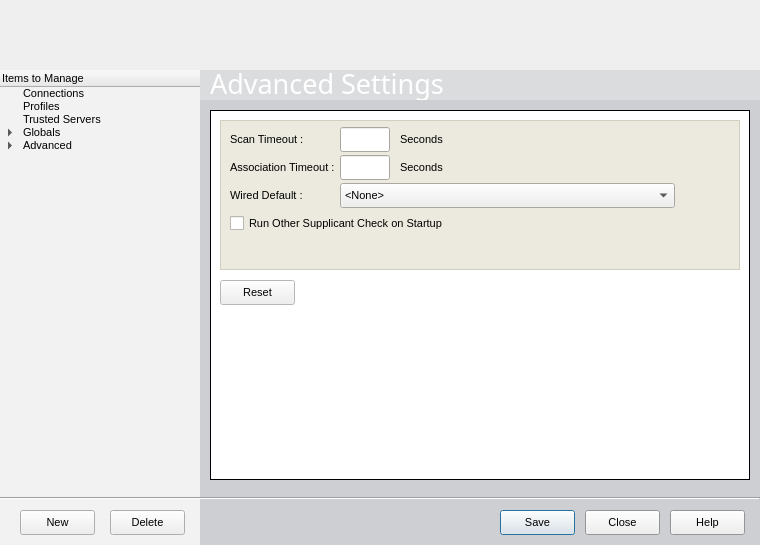
This is xsupplicant-ui/Skins/Default/ConfigWindow.ui in Zero3K/xsupplicant as Qt 5 draws it before an edit. The edited form follows.
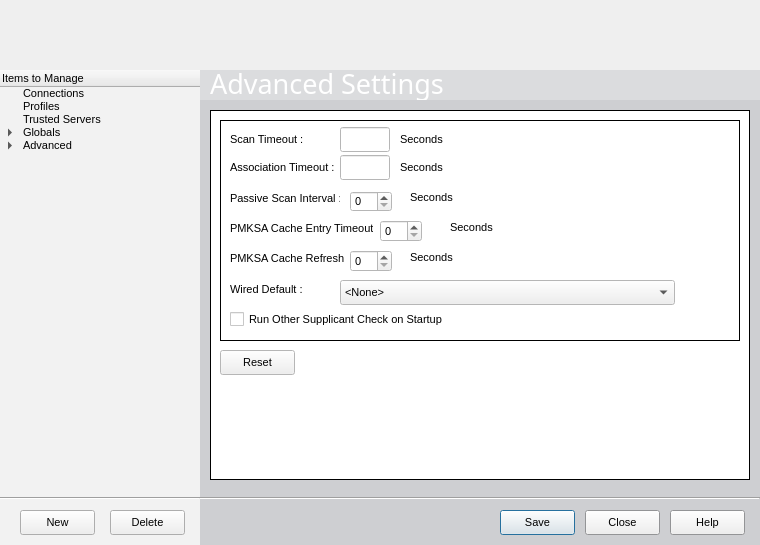
This is the edited form. The open tabs and pages were chosen to show the change. Icons and pictures are not drawn.

```diff
--- a/xsupplicant-ui/Skins/Default/ConfigWindow.ui
+++ b/xsupplicant-ui/Skins/Default/ConfigWindow.ui
@@ -12841,7 +12841,7 @@
          <x>10</x>
          <y>10</y>
          <width>520</width>
-         <height>150</height>
+         <height>221</height>
         </rect>
        </property>
        <property name="minimumSize" >
@@ -12852,97 +12852,13 @@
        </property>
        <property name="palette" >
         <palette>
-         <active>
-          <colorrole role="WindowText" >
-           <brush brushstyle="SolidPattern" >
-            <color alpha="255" >
-             <red>208</red>
-             <green>208</green>
-             <blue>191</blue>
-            </color>
-           </brush>
-          </colorrole>
-          <colorrole role="Base" >
-           <brush brushstyle="SolidPattern" >
-            <color alpha="255" >
-             <red>255</red>
-             <green>255</green>
-             <blue>255</blue>
-            </color>
-           </brush>
-          </colorrole>
-          <colorrole role="Window" >
-           <brush brushstyle="SolidPattern" >
-            <color alpha="255" >
-             <red>236</red>
-             <green>234</green>
-             <blue>223</blue>
-            </color>
-           </brush>
-          </colorrole>
-         </active>
-         <inactive>
-          <colorrole role="WindowText" >
-           <brush brushstyle="SolidPattern" >
-            <color alpha="255" >
-             <red>208</red>
-             <green>208</green>
-             <blue>191</blue>
-            </color>
-           </brush>
-          </colorrole>
-          <colorrole role="Base" >
-           <brush brushstyle="SolidPattern" >
-            <color alpha="255" >
-             <red>255</red>
-             <green>255</green>
-             <blue>255</blue>
-            </color>
-           </brush>
-          </colorrole>
-          <colorrole role="Window" >
-           <brush brushstyle="SolidPattern" >
-            <color alpha="255" >
-             <red>236</red>
-             <green>234</green>
-             <blue>223</blue>
-            </color>
-           </brush>
-          </colorrole>
-         </inactive>
-         <disabled>
-          <colorrole role="WindowText" >
-           <brush brushstyle="SolidPattern" >
-            <color alpha="255" >
-             <red>119</red>
-             <green>119</green>
-             <blue>119</blue>
-            </color>
-           </brush>
-          </colorrole>
-          <colorrole role="Base" >
-           <brush brushstyle="SolidPattern" >
-            <color alpha="255" >
-             <red>236</red>
-             <green>234</green>
-             <blue>223</blue>
-            </color>
-           </brush>
-          </colorrole>
-          <colorrole role="Window" >
-           <brush brushstyle="SolidPattern" >
-            <color alpha="255" >
-             <red>236</red>
-             <green>234</green>
-             <blue>223</blue>
-            </color>
-           </brush>
-          </colorrole>
-         </disabled>
+         <active/>
+         <inactive/>
+         <disabled/>
         </palette>
        </property>
        <property name="autoFillBackground" >
-        <bool>true</bool>
+        <bool>false</bool>
        </property>
        <property name="frameShape" >
         <enum>QFrame::Box</enum>
@@ -13289,7 +13205,7 @@
         <property name="geometry" >
          <rect>
           <x>120</x>
-          <y>63</y>
+          <y>160</y>
           <width>335</width>
           <height>25</height>
          </rect>
@@ -13321,7 +13237,7 @@
         <property name="geometry" >
          <rect>
           <x>10</x>
-          <y>94</y>
+          <y>190</y>
           <width>450</width>
           <height>18</height>
          </rect>
@@ -13383,7 +13299,7 @@
         <property name="geometry" >
          <rect>
           <x>10</x>
-          <y>66</y>
+          <y>160</y>
           <width>111</width>
           <height>18</height>
          </rect>
@@ -13513,12 +13429,157 @@
          <string>Association Timeout :</string>
         </property>
        </widget>
+       <widget class="QLabel" name="labelAdvancedSettingsPassiveScanInterval" >
+        <property name="geometry" >
+         <rect>
+          <x>10</x>
+          <y>70</y>
+          <width>110</width>
+          <height>16</height>
+         </rect>
+        </property>
+        <property name="palette" >
+         <palette>
+          <active>
+           <colorrole role="WindowText" >
+            <brush brushstyle="SolidPattern" >
+             <color alpha="255" >
+              <red>0</red>
+              <green>0</green>
+              <blue>0</blue>
+             </color>
+            </brush>
+           </colorrole>
+          </active>
+          <inactive>
+           <colorrole role="WindowText" >
+            <brush brushstyle="SolidPattern" >
+             <color alpha="255" >
+              <red>0</red>
+              <green>0</green>
+              <blue>0</blue>
+             </color>
+            </brush>
+           </colorrole>
+          </inactive>
+          <disabled>
+           <colorrole role="WindowText" >
+            <brush brushstyle="SolidPattern" >
+             <color alpha="255" >
+              <red>119</red>
+              <green>119</green>
+              <blue>119</blue>
+             </color>
+            </brush>
+           </colorrole>
+          </disabled>
+         </palette>
+        </property>
+        <property name="text" >
+         <string>Passive Scan Interval :</string>
+        </property>
+       </widget>
+       <widget class="QSpinBox" name="dataFieldAdvancedSettingsPassiveScanInterval" >
+        <property name="geometry" >
+         <rect>
+          <x>130</x>
+          <y>71</y>
+          <width>42</width>
+          <height>21</height>
+         </rect>
+        </property>
+       </widget>
+       <widget class="QLabel" name="labelAdvancedSettingsPassiveScanIntervalUnits" >
+        <property name="geometry" >
+         <rect>
+          <x>190</x>
+          <y>70</y>
+          <width>46</width>
+          <height>14</height>
+         </rect>
+        </property>
+        <property name="text" >
+         <string>Seconds</string>
+        </property>
+       </widget>
+       <widget class="QLabel" name="labelAdvancedSettingsPMKSACacheTimeout" >
+        <property name="geometry" >
+         <rect>
+          <x>10</x>
+          <y>100</y>
+          <width>143</width>
+          <height>16</height>
+         </rect>
+        </property>
+        <property name="text" >
+         <string>PMKSA Cache Entry Timeout :</string>
+        </property>
+       </widget>
+       <widget class="QSpinBox" name="dataFieldAdvancedSettingsPMKSACacheTimeout" >
+        <property name="geometry" >
+         <rect>
+          <x>160</x>
+          <y>100</y>
+          <width>42</width>
+          <height>22</height>
+         </rect>
+        </property>
+       </widget>
+       <widget class="QLabel" name="labelAdvancedSettingsPMKSACacheTimeoutUnits" >
+        <property name="geometry" >
+         <rect>
+          <x>230</x>
+          <y>100</y>
+          <width>46</width>
+          <height>14</height>
+         </rect>
+        </property>
+        <property name="text" >
+         <string>Seconds</string>
+        </property>
+       </widget>
+       <widget class="QLabel" name="labelAdvancedSettingsPMKSACacheRefresh" >
+        <property name="geometry" >
+         <rect>
+          <x>10</x>
+          <y>130</y>
+          <width>114</width>
+          <height>16</height>
+         </rect>
+        </property>
+        <property name="text" >
+         <string>PMKSA Cache Refresh :</string>
+        </property>
+       </widget>
+       <widget class="QSpinBox" name="dataFieldAdvancedSettingsPMKSACacheRefresh" >
+        <property name="geometry" >
+         <rect>
+          <x>130</x>
+          <y>130</y>
+          <width>42</width>
+          <height>22</height>
+         </rect>
+        </property>
+       </widget>
+       <widget class="QLabel" name="labelAdvancedSettingsPMKSACacheRefreshUnits" >
+        <property name="geometry" >
+         <rect>
+          <x>190</x>
+          <y>130</y>
+          <width>46</width>
+          <height>14</height>
+         </rect>
+        </property>
+        <property name="text" >
+         <string>Seconds</string>
+        </property>
+       </widget>
       </widget>
       <widget class="QPushButton" name="buttonAdvancedSettingsReset" >
        <property name="geometry" >
         <rect>
          <x>10</x>
-         <y>170</y>
+         <y>240</y>
          <width>75</width>
          <height>25</height>
         </rect>
```
Left out of the diff: 2 changed lines with no effect on the pictures.
